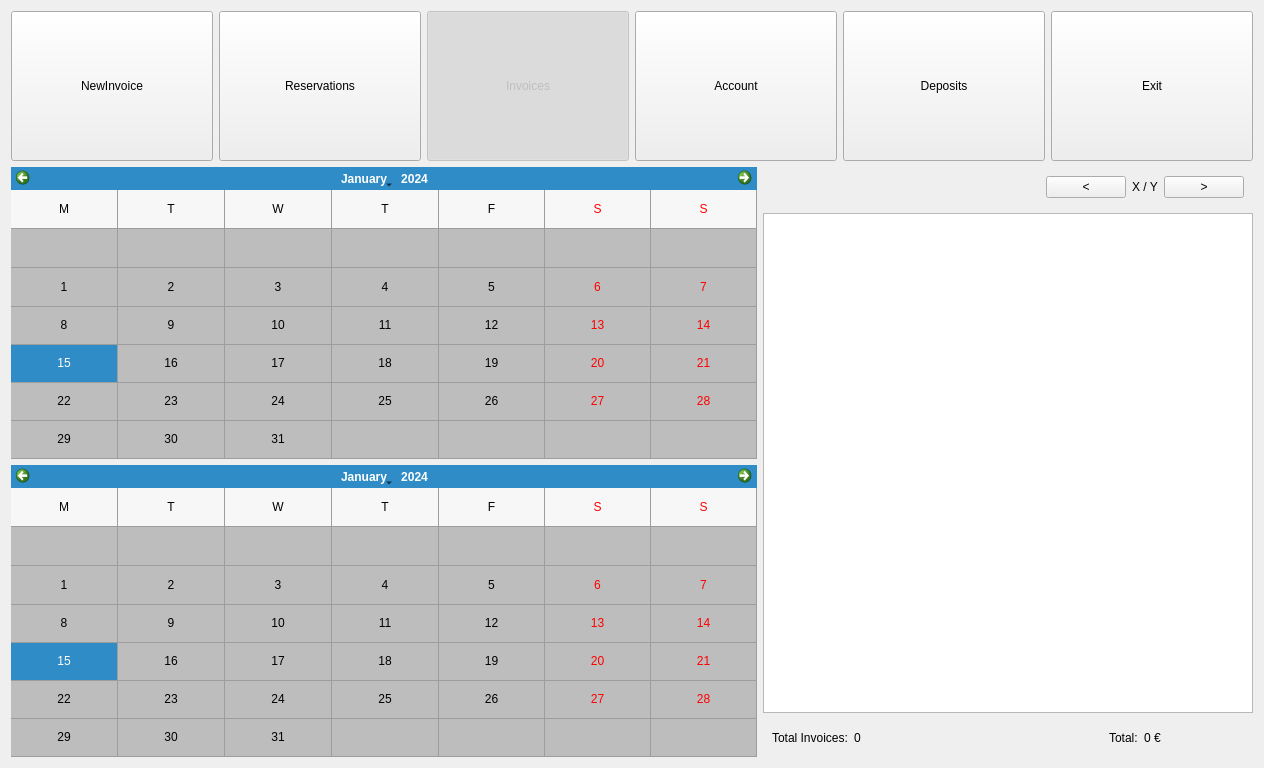
This is penyamanager/user/invoicelistwindow.ui in eguzki/penyamanager as Qt 5 draws it before an edit. The edited form follows.
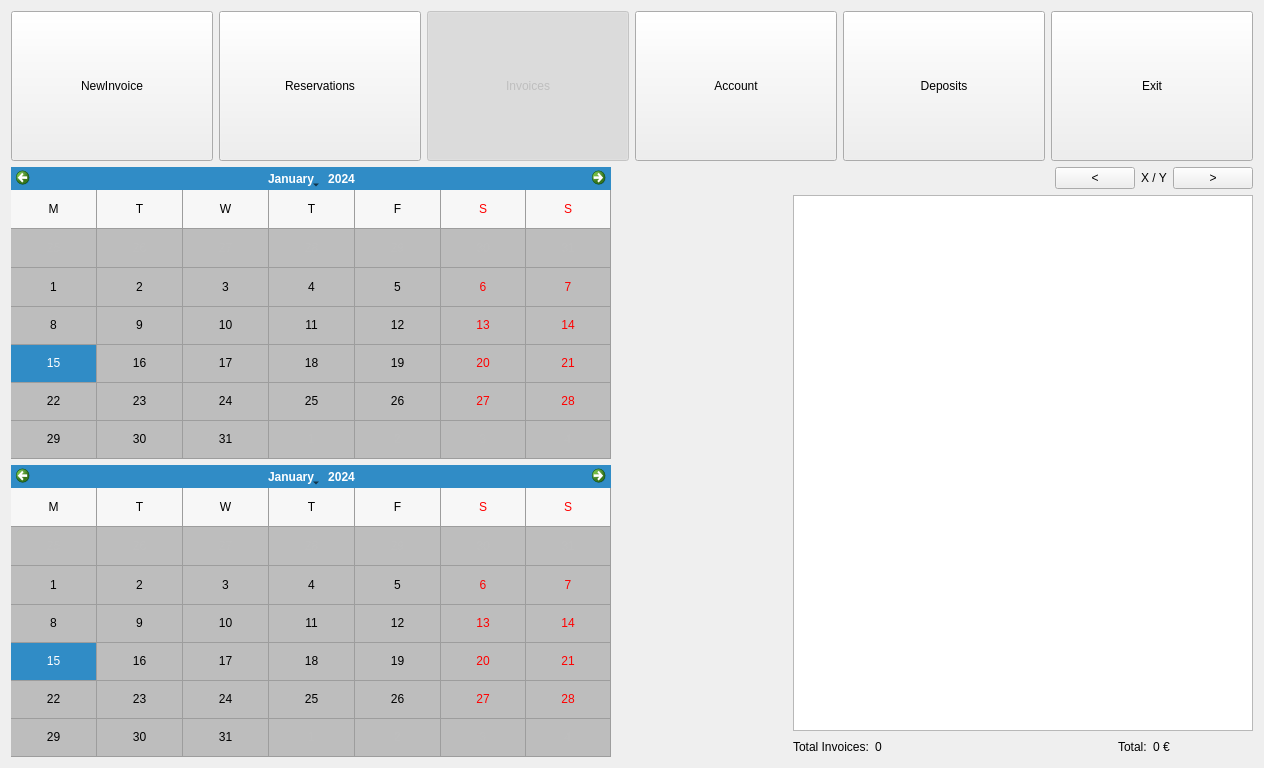
This is the edited form.

Commit message: Layout fix afer reservation update

```diff
--- a/penyamanager/user/invoicelistwindow.ui
+++ b/penyamanager/user/invoicelistwindow.ui
@@ -29,11 +29,10 @@
 	
 }
 
-QTableWidget::item:selected{
-	background-color: rgb(198,40,40);
-}
 
-</string>
+/*QTableWidget::item:selected{
+	background-color: rgb(198,40,40);
+}*/</string>
   </property>
   <layout class="QVBoxLayout" name="verticalLayout">
    <item>
@@ -248,6 +247,19 @@
         </layout>
        </widget>
       </item>
+      <item>
+       <spacer name="horizontalSpacer_3">
+        <property name="orientation">
+         <enum>Qt::Horizontal</enum>
+        </property>
+        <property name="sizeHint" stdset="0">
+         <size>
+          <width>40</width>
+          <height>20</height>
+         </size>
+        </property>
+       </spacer>
+      </item>
       <item>
        <widget class="QWidget" name="resultsWidget" native="true">
         <property name="minimumSize">
@@ -256,12 +268,6 @@
           <height>0</height>
          </size>
         </property>
-        <property name="maximumSize">
-         <size>
-          <width>490</width>
-          <height>16777215</height>
-         </size>
-        </property>
         <layout class="QVBoxLayout" name="verticalLayout_4">
          <property name="leftMargin">
           <number>0</number>
@@ -284,6 +290,18 @@
             </size>
            </property>
            <layout class="QHBoxLayout" name="horizontalLayout_6">
+            <property name="leftMargin">
+             <number>0</number>
+            </property>
+            <property name="topMargin">
+             <number>0</number>
+            </property>
+            <property name="rightMargin">
+             <number>0</number>
+            </property>
+            <property name="bottomMargin">
+             <number>0</number>
+            </property>
             <item>
              <spacer name="horizontalSpacer">
               <property name="orientation">
@@ -336,7 +354,7 @@
             <bool>true</bool>
            </property>
            <property name="selectionMode">
-            <enum>QAbstractItemView::SingleSelection</enum>
+            <enum>QAbstractItemView::NoSelection</enum>
            </property>
            <property name="selectionBehavior">
             <enum>QAbstractItemView::SelectRows</enum>
@@ -355,6 +373,18 @@
          <item>
           <widget class="QWidget" name="totalWidget" native="true">
            <layout class="QHBoxLayout" name="horizontalLayout">
+            <property name="leftMargin">
+             <number>0</number>
+            </property>
+            <property name="topMargin">
+             <number>0</number>
+            </property>
+            <property name="rightMargin">
+             <number>0</number>
+            </property>
+            <property name="bottomMargin">
+             <number>0</number>
+            </property>
             <item>
              <widget class="QLabel" name="totalInvoicesLabel">
               <property name="text">
```
The commit also changes 5 other files.
